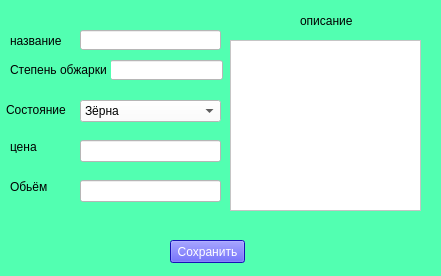
This is addEditCoffeeForm.ui in aresen12/coffee3 as Qt 5 draws it before an edit. The edited form follows.
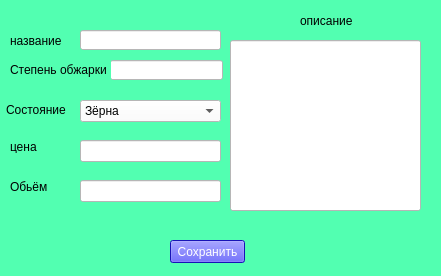
This is the edited form.

Diff of the .ui file:
```diff
--- a/addEditCoffeeForm.ui
+++ b/addEditCoffeeForm.ui
@@ -207,7 +207,7 @@
      <string>Обьём</string>
     </property>
    </widget>
-   <widget class="QTextBrowser" name="taste">
+   <widget class="QLineEdit" name="taste">
     <property name="geometry">
      <rect>
       <x>230</x>
```
